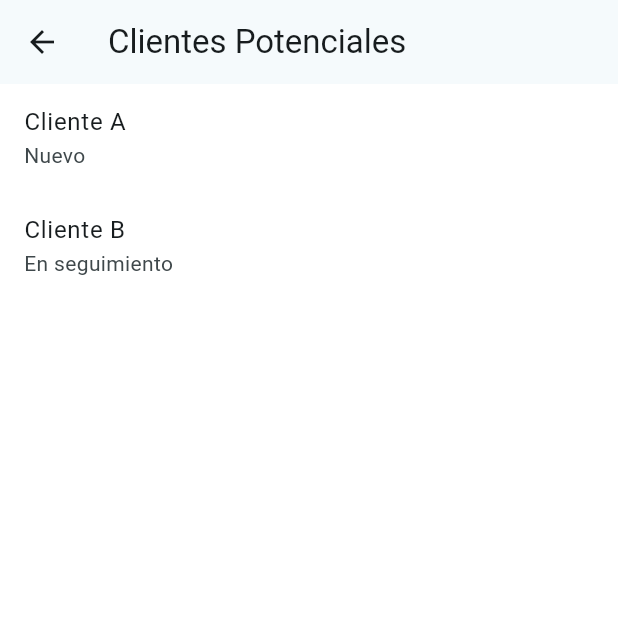
After one commit to Saiken1107/FeelFinder_Movil_CRM-Flutter-_1003, a Flutter app: the ClientesPotencialesPage screen opened directly, on a phone screen of 412 x 824 dp, the top half of it. The commit adds this screen. Run offline on Flutter 3.47's test engine with Material 3 defaults, Android fonts, the phone set to English and light mode, and no system bars; our stand-ins replace flutter_easyloading, hive_flutter, simple_gradient_text; accounts and stored records are empty.

Commit message:
clientes interfaz

```diff
--- /dev/null
+++ b/lib/views/screens/drawer_pages/clientes_potenciales_page.dart
@@ -0,0 +1,77 @@
+import 'package:flutter/material.dart';
+
+class ClientesPotencialesPage extends StatefulWidget {
+  // Agregar parámetro key al constructor de StatefulWidget
+  ClientesPotencialesPage({Key? key}) : super(key: key);
+
+  @override
+  _ClientesPotencialesPageState createState() =>
+      _ClientesPotencialesPageState();
+}
+
+class _ClientesPotencialesPageState extends State<ClientesPotencialesPage> {
+  final List<Map<String, String>> clientesPotenciales = [
+    {'nombre': 'Cliente A', 'estado': 'Nuevo', 'telefono': '5551234567'},
+    {
+      'nombre': 'Cliente B',
+      'estado': 'En seguimiento',
+      'telefono': '5559876543'
+    },
+    // Más clientes
+  ];
+
+  @override
+  Widget build(BuildContext context) {
+    return Scaffold(
+      appBar: AppBar(
+        title: Text('Clientes Potenciales'),
+      ),
+      body: ListView.builder(
+        itemCount: clientesPotenciales.length,
+        itemBuilder: (context, index) {
+          final cliente = clientesPotenciales[index];
+          return ListTile(
+            title: Text(cliente['nombre'] ?? 'Nombre no disponible'),
+            subtitle: Text(cliente['estado'] ?? 'Estado no disponible'),
+            onTap: () {
+              Navigator.push(
+                context,
+                MaterialPageRoute(
+                  builder: (context) =>
+                      ClientePotencialDetailScreen(cliente: cliente),
+                ),
+              );
+            },
+          );
+        },
+      ),
+    );
+  }
+}
+
+class ClientePotencialDetailScreen extends StatelessWidget {
+  final Map<String, String> cliente;
+
+  ClientePotencialDetailScreen({required this.cliente});
+
+  @override
+  Widget build(BuildContext context) {
+    return Scaffold(
+      appBar: AppBar(
+        title: Text(cliente['nombre'] ?? 'Cliente desconocido'),
+      ),
+      body: Padding(
+        padding: const EdgeInsets.all(16.0),
+        child: Column(
+          crossAxisAlignment: CrossAxisAlignment.start,
+          children: [
+            Text('Estado: ${cliente['estado'] ?? 'Estado no disponible'}'),
+            Text(
+                'Teléfono: ${cliente['telefono'] ?? 'Teléfono no disponible'}'),
+            // Otros detalles del cliente
+          ],
+        ),
+      ),
+    );
+  }
+}
```
Also changed, not shown: lib/providers/drawer_screen_provider.dart (+21 -1 lines), lib/views/screens/drawer_pages/actividades_page.dart (added, +62 -0 lines), lib/views/screens/drawer_pages/empresas_page.dart (added, +83 -0 lines), lib/views/screens/drawer_pages/home_page.dart (+19 -0 lines), lib/views/screens/drawer_pages/registro_empresas_page.dart (added, +96 -0 lines).
